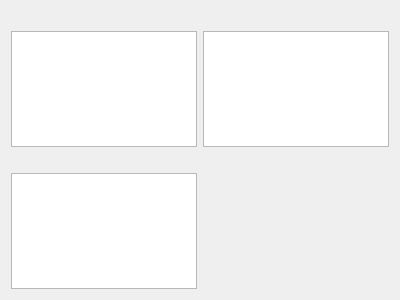
Above: dialog.ui from Anna-Sent/networkplanning before the change. Below: the same form after it.
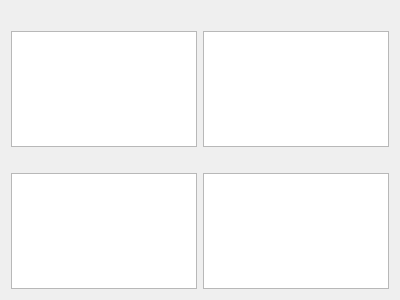
That is the form after the change.

The edit to the form file:
```diff
--- a/dialog.ui
+++ b/dialog.ui
@@ -23,13 +23,6 @@
    <item row="1" column="1">
     <widget class="QTableView" name="tableView2"/>
    </item>
-   <item row="3" column="1">
-    <widget class="QLabel" name="label">
-     <property name="text">
-      <string/>
-     </property>
-    </widget>
-   </item>
    <item row="2" column="0">
     <widget class="QLabel" name="label3">
      <property name="text">
@@ -51,6 +44,16 @@
      </property>
     </widget>
    </item>
+   <item row="2" column="1">
+    <widget class="QLabel" name="label">
+     <property name="text">
+      <string/>
+     </property>
+    </widget>
+   </item>
+   <item row="3" column="1">
+    <widget class="QTextBrowser" name="textBrowser"/>
+   </item>
   </layout>
  </widget>
  <resources/>
```
